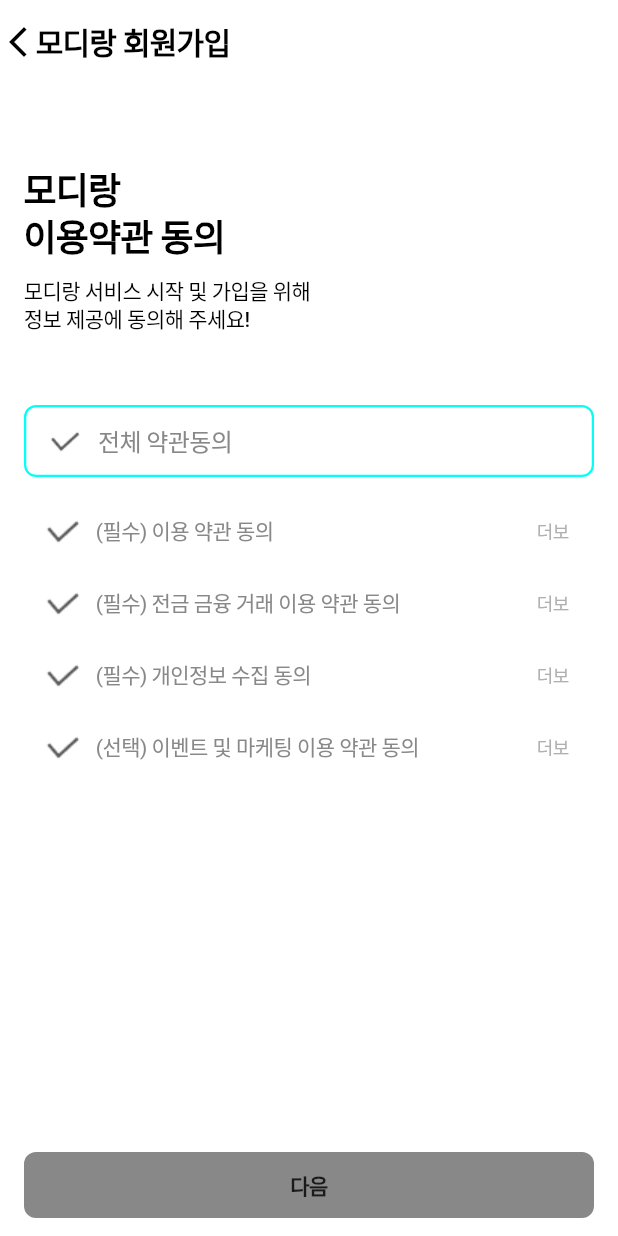
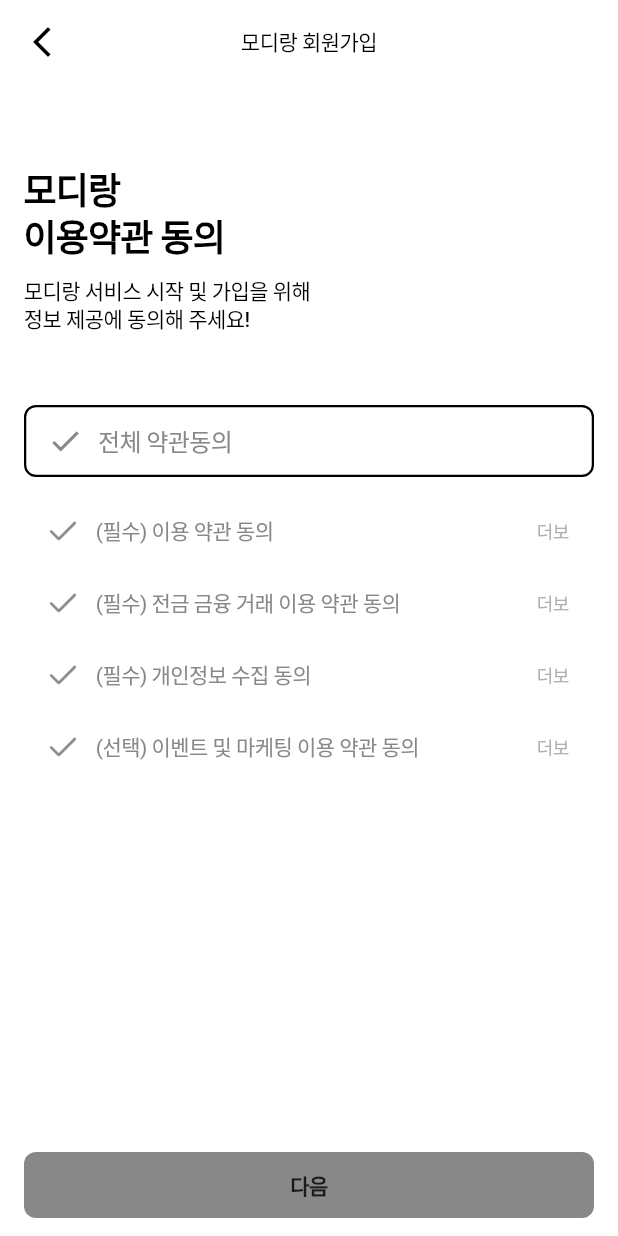
Before and after one commit to hdachan/modir_sh2, a Flutter app: the AgreePage screen opened by its route, on a phone screen of 412 x 824 dp. Run offline on Flutter 3.47's test engine with Material 3 defaults, Android fonts, the phone set to English and light mode, and no system bars; our stand-ins replace flutter_svg, go_router, google_sign_in, image_picker, supabase_flutter; accounts and stored records are empty; Roboto replaces fonts that are missing (Pretendard); project files that could hold a hidden picture were left out.

Commit message:
20250609 회원가입 색 수정

```diff
--- a/lib/Auth/views/AgreePage.dart
+++ b/lib/Auth/views/AgreePage.dart
@@ -121,10 +121,10 @@ class _AgreePageState extends State<AgreePage> {
                                 child: Container(
                                   height: 48,
                                   decoration: BoxDecoration(
-                                    color: agreeToAllTerms ? const Color(0xFF05FFF7) : Colors.transparent,
+                                    color: agreeToAllTerms ? const Color(0xFF3D3D3D) : Colors.transparent,
                                     border: Border.all(
                                       width: 1.5,
-                                      color: Color(0xFF05FFF7),
+                                      color: Colors.black,
                                     ),
                                     borderRadius: BorderRadius.circular(8),
                                   ),
@@ -132,24 +132,20 @@ class _AgreePageState extends State<AgreePage> {
                                     padding: const EdgeInsets.symmetric(vertical: 10, horizontal: 12),
                                     child: Row(
                                       children: [
-                                        Container(
+                                        SizedBox(
                                           width: 28,
                                           height: 28,
-                                          decoration: BoxDecoration(
-                                            image: DecorationImage(
-                                              image: AssetImage(
-                                                agreeToAllTerms
-                                                    ? 'assets/image/checkOn_icon.png'
-                                                    : 'assets/image/Oncheck_icon.png',
-                                              ),
-                                            ),
+                                          child: Icon(
+                                            Icons.check,
+                                            color: agreeToAllTerms ? Colors.white : Color(0xFF888888),
+                                            size: 24,
                                           ),
                                         ),
                                         const SizedBox(width: 8),
                                         Text(
                                           '전체 약관동의',
                                           style: TextStyle(
-                                            color: agreeToAllTerms ? const Color(0xFF242424) : const Color(0xFF888888),
+                                            color: agreeToAllTerms ? Colors.white : const Color(0xFF888888),
                                             fontSize: 16,
                                             fontFamily: 'Pretendard',
                                             fontWeight: FontWeight.w500,
@@ -168,7 +164,7 @@ class _AgreePageState extends State<AgreePage> {
                                   AgreementButton(
                                     isAgreed: agreeToRequiredTerms1,
                                     text: '(필수) 이용 약관 동의',
-                                    checkedImage: 'assets/image/check_icon.png',
+                                    checkedImage: 'assets/image/checkOn_icon.png',
                                     uncheckedImage: 'assets/image/Oncheck_icon.png',
                                     onTap: _toggleTermsAgreement,
                                   ),
@@ -180,7 +176,7 @@ class _AgreePageState extends State<AgreePage> {
                                   AgreementButton(
                                     isAgreed: agreeToRequiredTerms2,
                                     text: '(필수) 전금 금융 거래 이용 약관 동의',
-                                    checkedImage: 'assets/image/check_icon.png',
+                                    checkedImage: 'assets/image/checkOn_icon.png',
                                     uncheckedImage: 'assets/image/Oncheck_icon.png',
                                     onTap: _toggleTermsAgreement1,
                                   ),
@@ -192,7 +188,7 @@ class _AgreePageState extends State<AgreePage> {
                                   AgreementButton(
                                     isAgreed: agreeToRequiredTerms3,
                                     text: '(필수) 개인정보 수집 동의',
-                                    checkedImage: 'assets/image/check_icon.png',
+                                    checkedImage: 'assets/image/checkOn_icon.png',
                                     uncheckedImage: 'assets/image/Oncheck_icon.png',
                                     onTap: _toggleTermsAgreement2,
                                   ),
@@ -204,7 +200,7 @@ class _AgreePageState extends State<AgreePage> {
                                   AgreementButton(
                                     isAgreed: agreeToSelectTerms,
                                     text: '(선택) 이벤트 및 마케팅 이용 약관 동의',
-                                    checkedImage: 'assets/image/check_icon.png',
+                                    checkedImage: 'assets/image/checkOn_icon.png',
                                     uncheckedImage: 'assets/image/Oncheck_icon.png',
                                     onTap: _toggleSelectTerms,
                                   ),
@@ -250,7 +246,7 @@ Widget bottomBar(bool isButtonPressed, BuildContext context) {
                     );
                   }
                       : null,
-                  color: isButtonPressed ? const Color(0xFF05FFF7) : const Color(0xFFAFA6FF),
+                  color: isButtonPressed ? const Color(0xFF3D3D3D) : const Color(0xFF888888),
                   disabledColor: const Color(0xFF888888), // 비활성화 상태 색상 명시
                   shape: RoundedRectangleBorder(
                     borderRadius: BorderRadius.circular(8),
@@ -260,7 +256,7 @@ Widget bottomBar(bool isButtonPressed, BuildContext context) {
                     '다음',
                     textAlign: TextAlign.center,
                     style: TextStyle(
-                      color: const Color(0xFF1A1A1A),
+                      color: isButtonPressed ? Colors.white : Color(0xff1a1a1a),
                       fontSize: 14,
                       fontFamily: 'Pretendard',
                       fontWeight: FontWeight.w700,
--- a/lib/Auth/views/SignUpEmail.dart
+++ b/lib/Auth/views/SignUpEmail.dart
@@ -54,7 +54,7 @@ class _SignUpScreenState extends State<SignUpScreen> {
   Widget build(BuildContext context) {
     return Scaffold(
       backgroundColor: Colors.white,
-      appBar:                    emailAppBar(
+      appBar: emailAppBar(
         context,
         "모디랑 회원가입",
         const Color(0xFF000000),
--- a/lib/Auth/views/SignUpPassword.dart
+++ b/lib/Auth/views/SignUpPassword.dart
@@ -125,7 +125,7 @@ class RuleBox extends StatelessWidget {
         const Spacer(),
         Icon(
           Icons.check,
-          color: isValid ? const Color(0xFF05FFF7) : const Color(0xFFCCCCCC),
+          color: isValid ? const Color(0xFF3D3D3D) : const Color(0xFFCCCCCC),
         ),
       ],
     );
--- a/lib/widget/agree_widget.dart
+++ b/lib/widget/agree_widget.dart
@@ -6,42 +6,46 @@ import 'package:go_router/go_router.dart';
 Widget CustomAppBar({required String title, required BuildContext context}) {
   return LayoutBuilder(
     builder: (context, constraints) {
-      return Container(
-        width: double.infinity,
-        height: 56,
-        color:  Colors.white,
-        padding: EdgeInsets.only(
-          right: 16,
-        ),
-        child: Row(
+      return AppBar(
+        automaticallyImplyLeading: false,
+        backgroundColor: const Color(0xFFFFFFFF),
+        elevation: 0,
+        titleSpacing: 0,
+        title: Center(
+          child: ConstrainedBox(
+            constraints: const BoxConstraints(maxWidth: 600),
+            child: Stack(
+              alignment: Alignment.center,
               children: [
-            // 뒤로가기 버튼
-            GestureDetector(
-              onTap: () {
-                Navigator.pop(context);
-              },
-              child: Icon(
+                Align(
+                  alignment: Alignment.centerLeft,
+                  child: GestureDetector(
+                    onTap: () => Navigator.pop(context),
+                    child: Container(
+                      padding: const EdgeInsets.all(16),
+                      child: const Icon(
                         Icons.arrow_back_ios_new,
+                        color: Color(0xFF000000),
                         size: 24,
-                color: Colors.black,
-              ),
-            ),
-            Container(
-              height: 56,
-              padding: const EdgeInsets.only(top: 14,bottom: 14),
-              child: Text(
-                title,
-                style: TextStyle(
-                  color: Colors.black,
-                  fontSize: 20,
-                  fontFamily: 'Pretendard',
-                  fontWeight: FontWeight.w700,
-                  height: 1.40,
-                  letterSpacing: -0.50,
                       ),
                     ),
                   ),
+                ),
+                Text(
+                  title, // <-- 여기만 바꿨어요!
+                  textAlign: TextAlign.center,
+                  style: const TextStyle(
+                    color: Colors.black,
+                    fontSize: 14,
+                    fontFamily: 'Pretendard',
+                    fontWeight: FontWeight.w500,
+                    height: 1.40,
+                    letterSpacing: -0.35,
+                  ),
+                ),
               ],
+            ),
+          ),
         ),
       );
     },
```
Also changed, not shown: assets/image/Oncheck_icon.png, assets/image/checkOn_icon.png. Lines whose indentation alone changed are shown as unchanged.
